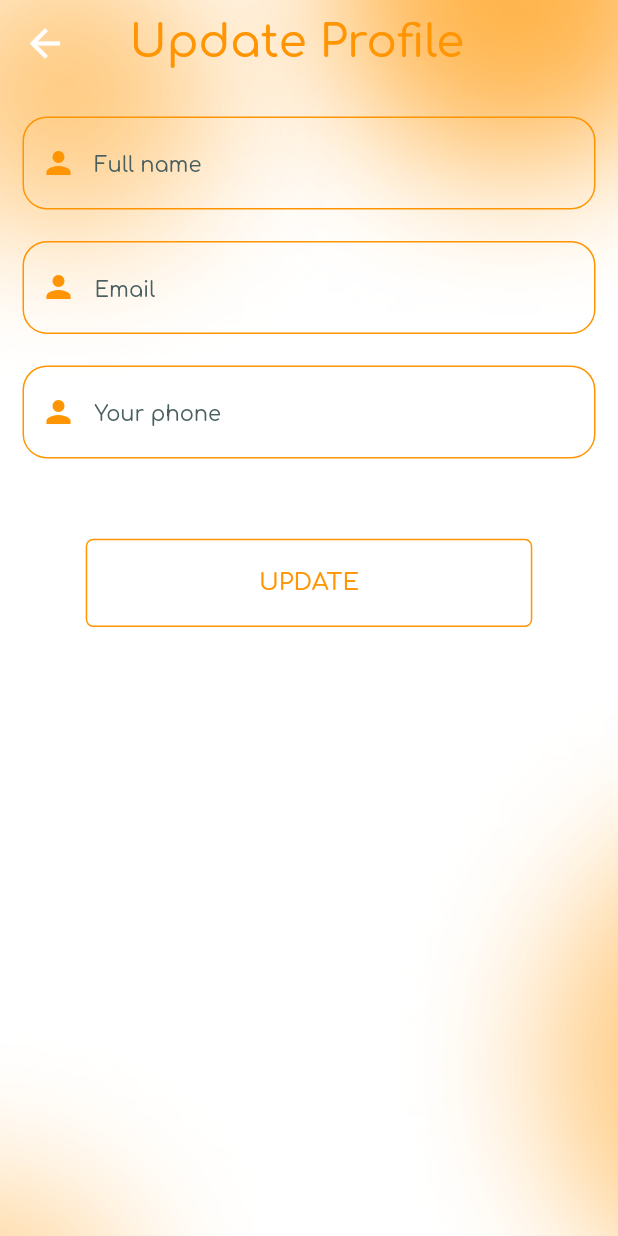
After one commit to tanphuccgl/FSRE-FEvent, a Flutter app: the UpdateProfilePage screen opened by its route, on a phone screen of 412 x 824 dp. The commit adds this screen. Run offline on Flutter 3.47's test engine with Material 2 defaults, Android fonts, the phone set to English and light mode, and no system bars; our stand-ins replace bot_toast, equatable, flutter_bloc, flutter_screenutil, google_fonts, logger.

Commit message:
build Ui update profile

```diff
--- a/lib/src/feature/profile/pages/profile_page.dart
+++ b/lib/src/feature/profile/pages/profile_page.dart
@@ -1,4 +1,5 @@
 import 'package:fevent/src/config/constants/images.dart';
+import 'package:fevent/src/router/coordinator.dart';
 import 'package:fevent/src/theme/colors.dart';
 import 'package:fevent/src/utils/helper/gap.dart';
 import 'package:flutter/material.dart';
@@ -63,7 +64,7 @@ class ProfilePage extends StatelessWidget {
           ),
           GapHelper.h70,
           ElevatedButton(
-              onPressed: () => Navigator.pop(context),
+              onPressed: () => XCoordinator.showUpdateProfile(),
               style: ElevatedButton.styleFrom(
                 fixedSize: Size(271.w, 58.h),
                 elevation: 0,
@@ -76,7 +77,7 @@ class ProfilePage extends StatelessWidget {
                     )),
                 backgroundColor: Colors.white,
               ),
-              child: const Text("Edit",
+              child: const Text("EDIT",
                   style: TextStyle(
                       fontSize: 16,
                       fontWeight: FontWeight.w500,
--- /dev/null
+++ b/lib/src/feature/profile/pages/update_profile_page.dart
@@ -0,0 +1,117 @@
+import 'package:fevent/src/config/constants/images.dart';
+import 'package:fevent/src/theme/colors.dart';
+import 'package:fevent/src/utils/helper/gap.dart';
+import 'package:fevent/src/widgets/input.dart';
+import 'package:flutter/material.dart';
+import 'package:flutter_screenutil/flutter_screenutil.dart';
+
+class UpdateProfilePage extends StatelessWidget {
+  const UpdateProfilePage({super.key});
+
+  @override
+  Widget build(BuildContext context) {
+    return Scaffold(
+      body: SizedBox.expand(
+        child: Stack(
+          children: [
+            Positioned.fill(
+                child: Image.asset(
+              XImage.bgLogin,
+              fit: BoxFit.cover,
+            )),
+            SafeArea(
+              child: Column(
+                children: [
+                  GapHelper.h12,
+                  const Padding(
+                    padding: EdgeInsets.symmetric(horizontal: 15),
+                    child: Row(
+                      children: [
+                        Flexible(
+                          flex: 1,
+                          child: Icon(
+                            Icons.arrow_back,
+                            color: Colors.white,
+                            size: 30,
+                          ),
+                        ),
+                        Expanded(
+                          flex: 8,
+                          child: Center(
+                            child: Text("Update Profile",
+                                style: TextStyle(
+                                    fontSize: 30,
+                                    fontWeight: FontWeight.w500,
+                                    color: XColors.primary)),
+                          ),
+                        ),
+                        Flexible(
+                          flex: 1,
+                          child: SizedBox(),
+                        )
+                      ],
+                    ),
+                  ),
+                  GapHelper.h32,
+                  const Padding(
+                    padding: EdgeInsets.symmetric(horizontal: 15),
+                    child: XInput(
+                      value: "",
+                      hintText: "Full name",
+                      prefixIcon: Icon(
+                        Icons.person,
+                        color: XColors.primary,
+                      ),
+                    ),
+                  ),
+                  const Padding(
+                    padding: EdgeInsets.symmetric(horizontal: 15),
+                    child: XInput(
+                      value: "",
+                      hintText: "Email",
+                      prefixIcon: Icon(
+                        Icons.person,
+                        color: XColors.primary,
+                      ),
+                    ),
+                  ),
+                  const Padding(
+                    padding: EdgeInsets.symmetric(horizontal: 15),
+                    child: XInput(
+                      value: "",
+                      hintText: "Your phone",
+                      prefixIcon: Icon(
+                        Icons.person,
+                        color: XColors.primary,
+                      ),
+                    ),
+                  ),
+                  GapHelper.h32,
+                  ElevatedButton(
+                      onPressed: () {},
+                      style: ElevatedButton.styleFrom(
+                        fixedSize: Size(271.w, 58.h),
+                        elevation: 0,
+                        padding: EdgeInsets.zero,
+                        shape: RoundedRectangleBorder(
+                            borderRadius: BorderRadius.circular(5),
+                            // ignore: prefer_const_constructors
+                            side: BorderSide(
+                              color: XColors.primary,
+                            )),
+                        backgroundColor: Colors.white,
+                      ),
+                      child: const Text("UPDATE",
+                          style: TextStyle(
+                              fontSize: 16,
+                              fontWeight: FontWeight.w500,
+                              color: XColors.primary))),
+                ],
+              ),
+            ),
+          ],
+        ),
+      ),
+    );
+  }
+}
--- a/lib/src/router/app_router.dart
+++ b/lib/src/router/app_router.dart
@@ -1,6 +1,7 @@
 import 'package:fevent/src/feature/dashboard/pages/dashboard_page.dart';
 import 'package:fevent/src/feature/login/pages/login_page.dart';
 import 'package:fevent/src/feature/profile/pages/profile_page.dart';
+import 'package:fevent/src/feature/profile/pages/update_profile_page.dart';
 import 'package:fevent/src/router/router_name.dart';
 import 'package:fevent/src/widgets/not_found_page.dart';
 import 'package:flutter/material.dart';
@@ -14,6 +15,8 @@ class XAppRoute {
         return MaterialPageRoute(builder: (_) => const DashboardPage());
       case XRouterName.profile:
         return MaterialPageRoute(builder: (_) => const ProfilePage());
+      case XRouterName.updateProfile:
+        return MaterialPageRoute(builder: (_) => const UpdateProfilePage());
 
       default:
         return MaterialPageRoute(
--- a/lib/src/router/coordinator.dart
+++ b/lib/src/router/coordinator.dart
@@ -34,6 +34,7 @@ class XCoordinator {
   static Future showDashboard() => pushNamed(XRouterName.dashboard);
 
   static Future showProfile() => pushNamed(XRouterName.profile);
+  static Future showUpdateProfile() => pushNamed(XRouterName.updateProfile);
 
   static Future showAttendanceStudent() =>
       pushNamed(XRouterName.attendanceStudent);
--- a/lib/src/router/router_name.dart
+++ b/lib/src/router/router_name.dart
@@ -3,6 +3,7 @@ class XRouterName {
   static const String dashboard = '/dashboard';
   static const String signIn = '/sign-in';
   static const String profile = '/profile';
+  static const String updateProfile = '/update-profile';
 
   static const String onboard = '/onboard';
   static const String forgotPassword = '/forgot-password';
--- /dev/null
+++ b/lib/src/widgets/input.dart
@@ -0,0 +1,216 @@
+import 'package:fevent/src/theme/colors.dart';
+import 'package:fevent/src/utils/helper/radius.dart';
+import 'package:flutter/material.dart';
+import 'package:flutter/services.dart';
+import 'package:flutter_screenutil/flutter_screenutil.dart';
+
+class XInput extends StatefulWidget {
+  const XInput({
+    required this.value,
+    Key? key,
+    this.onChanged,
+    this.readOnly = false,
+    this.onTap,
+    this.keyboardType,
+    this.obscureText = false,
+    this.hintText,
+    this.textAlign = TextAlign.left,
+    this.style,
+    this.maxLength,
+    this.autofocus = false,
+    this.inputFormatters,
+    this.prefixIcon,
+    this.contentPadding,
+    this.errorText,
+    this.hintStyle,
+    this.enabledBorder,
+    this.focusedBorder,
+    this.maxLines = 1,
+    this.border,
+    this.isAction = true,
+    this.helperText = " ",
+    this.isDense = false,
+    this.onSubmitted,
+    this.textCapitalization = TextCapitalization.none,
+    this.suffixIconConstraints,
+    this.enabled = true,
+    this.hintMaxLines,
+    this.counterText,
+    this.errorBorder,
+    this.cursorColor,
+  }) : super(key: key);
+
+  final String value;
+  final TextInputType? keyboardType;
+  final bool obscureText;
+  final ValueChanged<String>? onChanged;
+  final VoidCallback? onTap;
+  final String? hintText;
+  final int? maxLength;
+  final bool autofocus;
+  final bool readOnly;
+  final Widget? prefixIcon;
+  final String? errorText;
+  final TextAlign textAlign;
+  final TextStyle? style;
+  final TextStyle? hintStyle;
+  final List<TextInputFormatter>? inputFormatters;
+  final EdgeInsetsGeometry? contentPadding;
+  final InputBorder? enabledBorder;
+  final InputBorder? focusedBorder;
+  final InputBorder? border;
+  final InputBorder? errorBorder;
+  final int? maxLines;
+  final bool isAction;
+  final String? helperText;
+  final bool isDense;
+  final Function(String value)? onSubmitted;
+  final TextCapitalization textCapitalization;
+  final BoxConstraints? suffixIconConstraints;
+  final bool? enabled;
+  final int? hintMaxLines;
+  final String? counterText;
+  final Color? cursorColor;
+
+  @override
+  State<XInput> createState() => _XInputState();
+}
+
+class _XInputState extends State<XInput> {
+  late TextEditingController _controller;
+  String get value => widget.value;
+  bool obscureText = false;
+  late FocusNode _focusNode;
+  late bool filled;
+
+  @override
+  void initState() {
+    super.initState();
+    obscureText = widget.obscureText;
+    filled = false;
+    _controller = TextEditingController(text: widget.value);
+    _focusNode = FocusNode();
+    _focusNode.addListener(() {
+      setState(() {
+        filled = !filled;
+      });
+    });
+  }
+
+  @override
+  void dispose() {
+    _controller.dispose();
+    _focusNode.dispose();
+    super.dispose();
+  }
+
+  @override
+  void didUpdateWidget(XInput oldWidget) {
+    super.didUpdateWidget(oldWidget);
+
+    if (_controller.text != widget.value) {
+      _controller.text = widget.value;
+    }
+  }
+
+  Widget? _buildActions() {
+    final List<Widget> actions = [];
+    if (widget.obscureText && widget.isAction) {
+      actions.add(
+        IconButton(
+          padding: EdgeInsets.zero,
+          onPressed: () => setState(() {
+            obscureText = !obscureText;
+          }),
+          icon: Icon(
+            obscureText ? Icons.visibility : Icons.visibility_off,
+            color: widget.errorText != null ? Colors.red : XColors.primary,
+          ),
+        ),
+      );
+    }
+    if (actions.isEmpty) {
+      return null;
+    }
+    if (actions.length == 1) {
+      return actions.first;
+    }
+
+    return Row(
+      mainAxisSize: MainAxisSize.min,
+      children: actions,
+    );
+  }
+
+  @override
+  Widget build(BuildContext context) {
+    final enabledBorder = OutlineInputBorder(
+      borderSide: const BorderSide(color: XColors.primary, width: 1),
+      borderRadius: BorderHelper.r16,
+    );
+    final focusedBorder = OutlineInputBorder(
+      borderSide: const BorderSide(color: XColors.primary, width: 1),
+      borderRadius: BorderHelper.r16,
+    );
+    final errorBorder = OutlineInputBorder(
+      borderSide: const BorderSide(color: Colors.red, width: 1),
+      borderRadius: BorderHelper.r16,
+    );
+
+    return TextField(
+      controller: _controller,
+      focusNode: _focusNode,
+      decoration: InputDecoration(
+        labelStyle: const TextStyle(color: Color(0xCC50555C)),
+        helperText: widget.helperText,
+        helperMaxLines: 1,
+        hintText: widget.hintText,
+        hintStyle: widget.hintStyle ?? Theme.of(context).textTheme.labelLarge,
+        hintMaxLines: widget.hintMaxLines,
+        errorText: widget.errorText,
+        errorStyle: const TextStyle(
+          color: Colors.red,
+          fontSize: 14,
+          fontWeight: FontWeight.w500,
+          letterSpacing: 0.25,
+        ),
+        errorMaxLines: 1,
+        floatingLabelBehavior: FloatingLabelBehavior.auto,
+        isDense: widget.isDense,
+        contentPadding: widget.contentPadding ??
+            const EdgeInsets.symmetric(vertical: 20, horizontal: 15),
+        prefixIcon: widget.prefixIcon,
+        suffixIcon: _buildActions(),
+        counterText: widget.counterText,
+        counterStyle: const TextStyle(color: XColors.borderInput),
+        filled: widget.errorText == null ? filled : null,
+        fillColor: XColors.fillColor,
+        errorBorder: widget.errorBorder ?? errorBorder,
+        focusedBorder: widget.focusedBorder ?? focusedBorder,
+        focusedErrorBorder: widget.focusedBorder ?? errorBorder,
+        enabledBorder: widget.enabledBorder ?? enabledBorder,
+        border: widget.border,
+      ),
+      keyboardType: widget.keyboardType,
+      textCapitalization: widget.textCapitalization,
+      style: widget.style ??
+          Theme.of(context)
+              .textTheme
+              .labelLarge
+              ?.copyWith(fontSize: 18.sp, color: Colors.black),
+      textAlign: widget.textAlign,
+      readOnly: widget.readOnly,
+      autofocus: widget.autofocus,
+      obscureText: obscureText,
+      maxLines: widget.maxLines,
+      maxLength: widget.maxLength,
+      onChanged: widget.onChanged,
+      onSubmitted: widget.onSubmitted,
+      inputFormatters: widget.inputFormatters,
+      enabled: widget.enabled,
+      cursorColor: widget.cursorColor,
+      onTap: widget.onTap,
+      scrollPhysics: const ClampingScrollPhysics(),
+    );
+  }
+}
```
